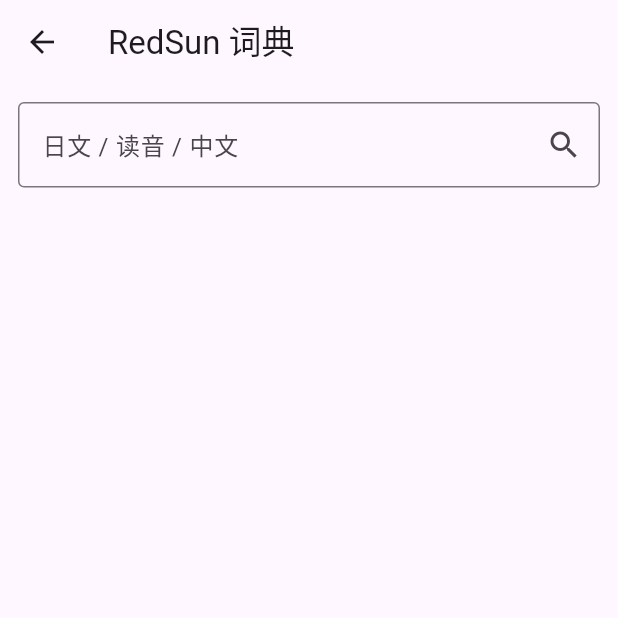
After one commit to LeeMoNo/flutter_app, a Flutter app: the screen it shows after launch, after a tap on "搜索页", on a phone screen of 412 x 824 dp, the top half of it. The commit adds this screen. Run offline on Flutter 3.47's test engine with Material 3 defaults, Android fonts, the phone set to English and light mode, and no system bars; our stand-ins replace cached_network_image, device_info_plus, dio, flutter_widget_from_html, get, shared_preferences and 1 more; network calls fail.

Commit message:
新增：搜索功能

```diff
--- a/lib/main.dart
+++ b/lib/main.dart
@@ -1,6 +1,7 @@
 import 'package:flutter/material.dart';
 import 'package:flutter_application_1/views/detail_screen.dart';
 import 'package:flutter_application_1/views/home_screen.dart';
+import 'package:flutter_application_1/views/search_page.dart';
 import 'package:get/get.dart';
 import 'views/water_reminder_page.dart';
 import 'views/settings_page.dart';
@@ -32,6 +33,7 @@ class MyApp extends StatelessWidget {
         GetPage(name: '/history-detail', page: () => const HistoryDetailPage()),
         GetPage(name: '/profile', page: () => const ProfilePage()),
         GetPage(name: '/home', page: () => const HomeScreen()),
+        GetPage(name: '/search', page: () => const SearchPage()),
         GetPage(
           name: '/detail',
           page: () => DetailScreen(articleId: Get.arguments['articleId']),
--- /dev/null
+++ b/lib/services/dict_service.dart
@@ -0,0 +1,41 @@
+import 'dart:convert';
+import 'package:http/http.dart' as http;
+
+class DictEntry {
+  final int id;
+  final String word;
+  final String reading;
+  final String zhCn;
+  final String? pos;
+  final String? jlpt;
+  final int? frequency;
+  final String? exampleJp;
+  final String? exampleZh;
+  final String? tone;
+
+  DictEntry.fromJson(Map<String, dynamic> j)
+      : id        = j['id'],
+        word      = j['word'],
+        reading   = j['reading'],
+        zhCn      = j['zh_cn'],
+        pos       = j['pos'],
+        jlpt      = j['jlpt'],
+        frequency = j['frequency'],
+        exampleJp = j['example_jp'],
+        exampleZh = j['example_zh'],
+        tone = j['tone'];
+}
+
+class DictService {
+  static const _base = 'https://redsun-dict.wasai-test.workers.dev';
+
+  Future<List<DictEntry>> search(String q) async {
+    final res = await http.get(
+      Uri.parse('$_base/search?q=${Uri.encodeComponent(q)}'),
+    );
+    final data = jsonDecode(res.body);
+    return (data['results'] as List)
+        .map((e) => DictEntry.fromJson(e))
+        .toList();
+  }
+}
--- /dev/null
+++ b/lib/views/search_page.dart
@@ -0,0 +1,86 @@
+import 'package:flutter/material.dart';
+import '../services/dict_service.dart';
+
+class SearchPage extends StatefulWidget {
+  const SearchPage({super.key});
+  @override
+  State<SearchPage> createState() => _SearchPageState();
+}
+
+class _SearchPageState extends State<SearchPage> {
+  final _svc  = DictService();
+  final _ctrl = TextEditingController();
+  List<DictEntry> _results = [];
+  bool _loading = false;
+
+  Future<void> _search(String q) async {
+    if (q.trim().isEmpty) return;
+    setState(() => _loading = true);
+    final results = await _svc.search(q);
+    setState(() { _results = results; _loading = false; });
+  }
+
+  @override
+  Widget build(BuildContext context) {
+    return Scaffold(
+      appBar: AppBar(title: const Text('RedSun 词典')),
+      body: Column(children: [
+        Padding(
+          padding: const EdgeInsets.all(12),
+          child: TextField(
+            controller: _ctrl,
+            decoration: InputDecoration(
+              hintText: '日文 / 读音 / 中文',
+              border: const OutlineInputBorder(),
+              suffixIcon: _loading
+                ? const Padding(padding: EdgeInsets.all(12),
+                    child: SizedBox(width: 20, height: 20,
+                      child: CircularProgressIndicator(strokeWidth: 2)))
+                : IconButton(
+                    icon: const Icon(Icons.search),
+                    onPressed: () => _search(_ctrl.text)),
+            ),
+            onSubmitted: _search,
+          ),
+        ),
+        Expanded(
+          child: ListView.separated(
+            itemCount: _results.length,
+            separatorBuilder: (_, __) => const Divider(height: 1),
+            itemBuilder: (_, i) {
+              final e = _results[i];
+              return ListTile(
+                title: Row(children: [
+                  Text(e.word,
+                    style: const TextStyle(fontSize: 18, fontWeight: FontWeight.bold)),
+                  const SizedBox(width: 8),
+                  Text(e.reading,
+                    style: TextStyle(color: Colors.grey[600], fontSize: 14)),
+                  const Spacer(),
+                  if (e.jlpt != null) Chip(
+                    label: Text(e.jlpt!),
+                    padding: EdgeInsets.zero,
+                    labelStyle: const TextStyle(fontSize: 12),
+                  ),
+                ]),
+                subtitle: Column(
+                  crossAxisAlignment: CrossAxisAlignment.start,
+                  children: [
+                    Text(e.zhCn, style: const TextStyle(fontSize: 15)),
+                    if (e.exampleJp != null) ...[
+                      const SizedBox(height: 4),
+                      Text(e.exampleJp!,
+                        style: TextStyle(color: Colors.grey[500], fontSize: 12)),
+                      Text(e.exampleZh ?? '',
+                        style: TextStyle(color: Colors.grey[500], fontSize: 12)),
+                    ]
+                  ],
+                ),
+              );
+            },
+          ),
+        ),
+      ]),
+    );
+  }
+}
--- a/lib/views/water_reminder_page.dart
+++ b/lib/views/water_reminder_page.dart
@@ -108,12 +108,11 @@ class _WaterReminderContentState extends State<_WaterReminderContent> {
         children: [
           Center(
             child: SizedBox(
-              width: 500,
-              height: _WaterReminderContent.imageHeight,
+              width: double.infinity,
+              height: 250,
               child: Image.asset('assets/images/drink_water.png'),
             ),
           ),
-          const SizedBox(height: 20),
           Text(
             '今日已喝水量: ${viewModel.consumedAmount}ml',
             style: const TextStyle(fontSize: 18, fontWeight: FontWeight.bold),
@@ -139,6 +138,10 @@ class _WaterReminderContentState extends State<_WaterReminderContent> {
           TextButton(
             onPressed: () => Get.toNamed('/home'),
             child: const Text('文章列表'),
+          ),
+          TextButton(
+            onPressed: () => Get.toNamed('/search'),
+            child: const Text('搜索页'),
           ),
         ],
       ),
--- a/pubspec.yaml
+++ b/pubspec.yaml
@@ -14,6 +14,7 @@ dependencies:
   provider: ^6.1.2
   intl: ^0.18.1
   get: ^4.6.5
+  http: ^1.2.0
   # 网络请求
   dio: ^5.4.0
   # 富文本 HTML 渲染
```
Also changed, not shown: pubspec.lock.
